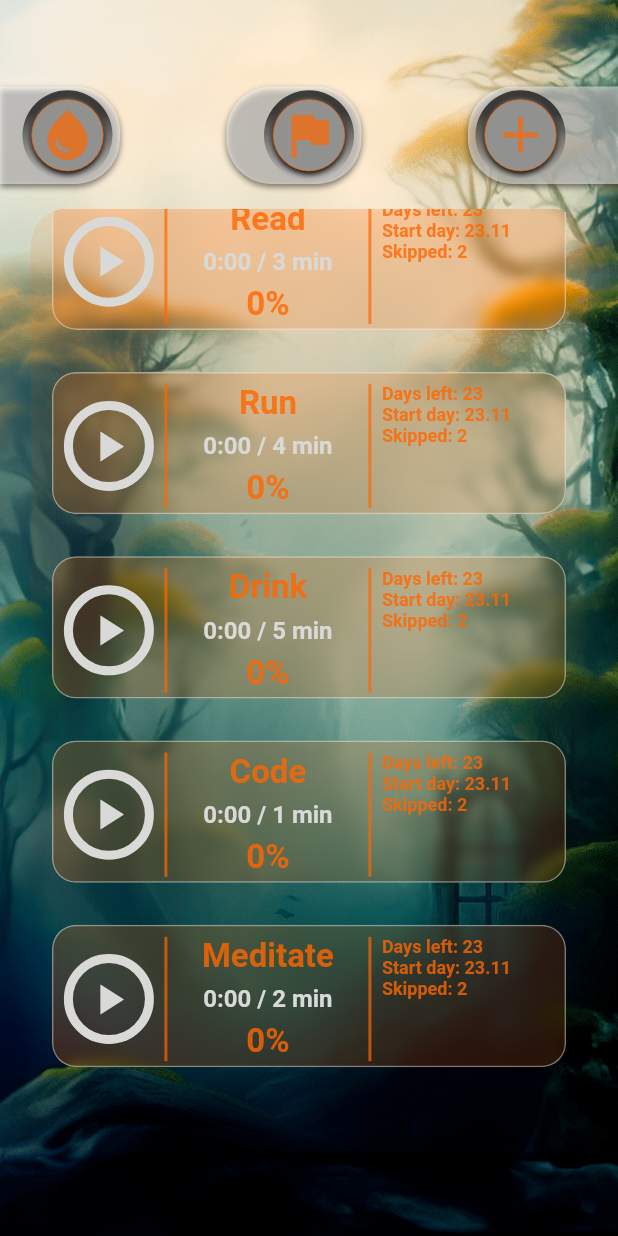
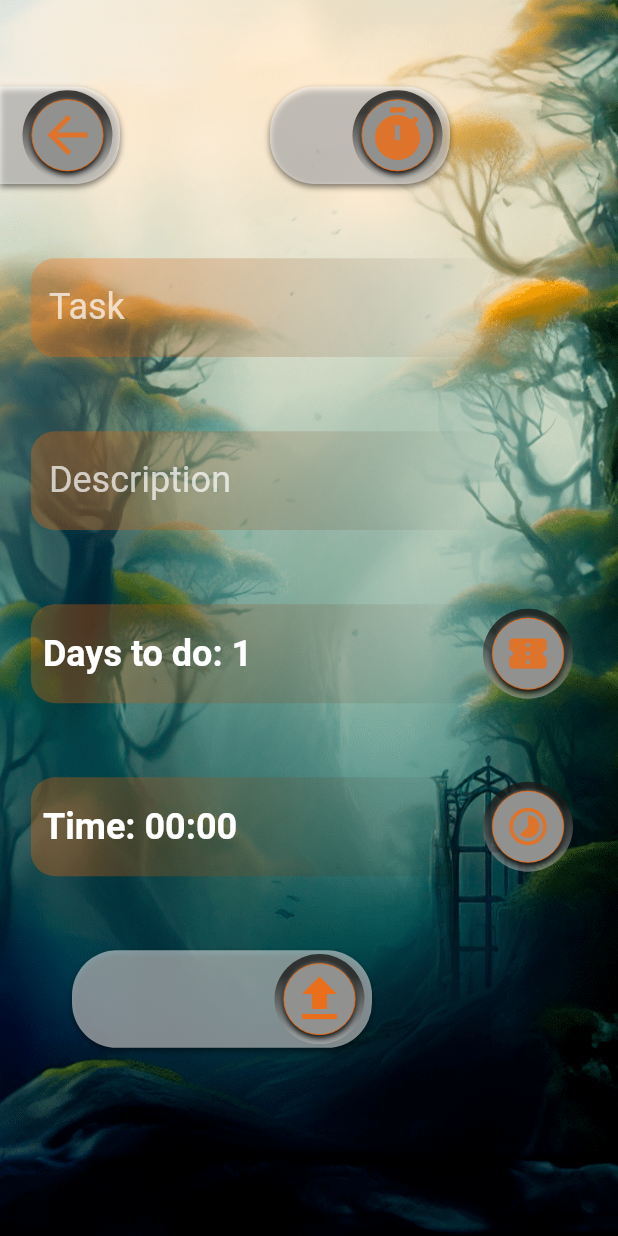
Before and after one commit to denissavishchev/today, a Flutter app: the HabitPage screen opened directly, scrolled down 151 dp, after a tap on the "add" icon, on a phone screen of 412 x 824 dp. Run offline on Flutter 3.47's test engine with Material 2 defaults, Android fonts, the phone set to English and light mode, and no system bars; drawn by our look-alikes of percent_indicator; our stand-ins replace awesome_notifications, countup, easy_localization, hive, hive_flutter; missing offline and left inert: flutter_ringtone_player, flutter_rounded_date_picker; accounts and stored records are empty.

Commit message:
add habit page frontend

```diff
--- a/lib/constants.dart
+++ b/lib/constants.dart
@@ -7,9 +7,10 @@ const kGrey = Color(0xffd9c4ab);
 const kOrange = Color(0xffff6600);
 const kWhite = Color(0xffd9d9d7);
 
-const selectStyle = TextStyle( fontSize: 22, color: kWhite, fontWeight: FontWeight.bold);
-final orangeStyle = TextStyle( fontSize: 22, color: kOrange.withOpacity(0.8), fontWeight: FontWeight.bold);
-final orangeStyleSmall = TextStyle( fontSize: 12, color: kOrange.withOpacity(0.8), fontWeight: FontWeight.bold);
+const kWhiteStyle = TextStyle( fontSize: 22, color: kWhite, fontWeight: FontWeight.bold);
+final kOrangeStyle = TextStyle( fontSize: 22, color: kOrange.withOpacity(0.8), fontWeight: FontWeight.bold);
+final kOrangeStyleSmall = TextStyle( fontSize: 12, color: kOrange.withOpacity(0.8), fontWeight: FontWeight.bold);
+final kWhiteStyleSmall = TextStyle( fontSize: 12, color: kWhite.withOpacity(0.8), fontWeight: FontWeight.bold);
 
 final pickerTheme = ThemeData(
   timePickerTheme: TimePickerThemeData(
--- a/lib/pages/add_dayly_page.dart
+++ b/lib/pages/add_dayly_page.dart
@@ -141,7 +141,7 @@ class AddDailyPage extends StatelessWidget {
                                                           blurRadius: 1,
                                                           offset: Offset(0, -1)),
                                                     ]),
-                                                child: Center(child: Text('${index + 1}', style: selectStyle,)),
+                                                child: Center(child: Text('${index + 1}', style: kWhiteStyle,)),
                                               );
                                             } ),
                                         )
--- /dev/null
+++ b/lib/pages/add_habit_page.dart
@@ -0,0 +1,244 @@
+import 'dart:ui';
+import 'package:flutter/material.dart';
+import 'package:provider/provider.dart';
+import 'package:today/providers/habit_provider.dart';
+import '../constants.dart';
+import '../widgets/fade_container_widget.dart';
+import '../widgets/fade_textfield_widget.dart';
+import '../widgets/side_button_widget.dart';
+import 'main_page.dart';
+
+class AddHabitPage extends StatelessWidget {
+  const AddHabitPage({Key? key}) : super(key: key);
+
+  @override
+  Widget build(BuildContext context) {
+    Size size = MediaQuery.of(context).size;
+    return GestureDetector(
+      onTap: () => FocusManager.instance.primaryFocus?.unfocus(),
+      child: Scaffold(
+          body: Consumer<HabitProvider>(
+            builder: (context, data, _) {
+              return ScrollConfiguration(
+                behavior: const ScrollBehavior().copyWith(overscroll: false),
+                child: SingleChildScrollView(
+                  child: Container(
+                    height: size.height,
+                    decoration: const BoxDecoration(
+                        image: DecorationImage(
+                            image: AssetImage('assets/images/bg03.png'),
+                            fit: BoxFit.cover)),
+                    child: BackdropFilter(
+                      filter: ImageFilter.blur(
+                        sigmaX: 0.1,
+                        sigmaY: 0.1,
+                      ),
+                      child: Padding(
+                        padding: EdgeInsets.only(top: size.height * 0.07),
+                        child: Column(
+                          children: [
+                            Row(
+                              children: [
+                                SideButtonWidget(
+                                  onTap: (){
+                                      activePage = 2;
+                                      mainPageController.initialPage = 2;
+                                      Navigator.push(context,
+                                          MaterialPageRoute(builder: (context) => const MainPage()));
+                                  },
+                                  child: Icon(Icons.arrow_back,
+                                    color: kOrange.withOpacity(0.7),
+                                    size: 40,),),
+                                const SizedBox(width: 100,),
+                                SideButtonWidget(
+                                  width: 120,
+                                  both: true,
+                                  onTap: (){
+                                    data.setTimer();
+                                  },
+                                  child: Icon(Icons.timer,
+                                    color: data.isTimer
+                                        ? kOrange.withOpacity(0.7)
+                                        : kWhite.withOpacity(0.3),
+                                    size: 40,),),
+                              ],
+                            ),
+                            SizedBox(height: size.height * 0.06,),
+                            FadeTextFieldWidget(
+                              textEditingController: data.titleController,
+                              hintText: 'Task',),
+                            SizedBox(height: size.height * 0.06,),
+                            FadeTextFieldWidget(
+                              textEditingController: data.descriptionController,
+                              hintText: 'Description',),
+                            SizedBox(height: size.height * 0.06,),
+                            FadeContainerWidget(
+                              child: Padding(
+                                padding: const EdgeInsets.only(left: 8.0),
+                                child: Row(
+                                  children: [
+                                    Text('Days to do: ${data.days}',
+                                      style: const TextStyle(
+                                          color: Colors.white,
+                                          fontSize: 24,
+                                          fontWeight: FontWeight.bold),
+                                    ),
+                                    const Spacer(),
+                                    Container(
+                                        width: 60,
+                                        height: 60,
+                                        decoration: BoxDecoration(
+                                          borderRadius:
+                                          const BorderRadius.all(Radius.circular(30)),
+                                          gradient: LinearGradient(
+                                              colors: [
+                                                const Color(0xffbebebc).withOpacity(0.5),
+                                                const Color(0xff1a1a18).withOpacity(0.8),
+                                              ],
+                                              begin: Alignment.bottomCenter,
+                                              end: Alignment.topCenter,
+                                              stops: const [0, 0.75]),
+                                        ),
+                                        child: Center(
+                                          child: GestureDetector(
+                                            onTap: () => data.openDays(context),
+                                            child: Container(
+                                              width: 48,
+                                              height: 48,
+                                              decoration: BoxDecoration(
+                                                  color: const Color(0xff91918f),
+                                                  border:
+                                                  Border.all(color: kOrange, width: 0.5),
+                                                  borderRadius: const BorderRadius.all(
+                                                      Radius.circular(25)),
+                                                  boxShadow: const [
+                                                    BoxShadow(
+                                                        color: Colors.black,
+                                                        blurRadius: 3,
+                                                        offset: Offset(0, 2)),
+                                                    BoxShadow(
+                                                        color: Color(0xff5e5e5c),
+                                                        blurRadius: 1,
+                                                        offset: Offset(0, -1)),
+                                                  ]),
+                                              child: Icon(
+                                                Icons.confirmation_number,
+                                                color: kOrange.withOpacity(0.7),
+                                                size: 30,
+                                              ),
+                                            ),
+                                          ),
+                                        )),
+                                    const SizedBox(
+                                      width: 30,
+                                    ),
+                                  ],
+                                ),
+                              ),
+                            ),
+                            SizedBox(height: data.isTimer
+                                ? size.height * 0.06
+                                : size.height * 0.14,),
+                            Visibility(
+                              visible: data.isTimer,
+                              child: FadeContainerWidget(
+                                child: Padding(
+                                  padding: const EdgeInsets.only(left: 8.0),
+                                  child: Row(
+                                    children: [
+                                      Text('Time: ${(data.initTime.inMinutes).toString().padLeft(2, '0')}'
+                                          ':${(data.initTime.inSeconds % 60).toString().padLeft(2, '0')}',
+                                        style: const TextStyle(
+                                            color: Colors.white,
+                                            fontSize: 24,
+                                            fontWeight: FontWeight.bold),
+                                      ),
+                                      const Spacer(),
+                                      Container(
+                                          width: 60,
+                                          height: 60,
+                                          decoration: BoxDecoration(
+                                            borderRadius:
+                                            const BorderRadius.all(Radius.circular(30)),
+                                            gradient: LinearGradient(
+                                                colors: [
+                                                  const Color(0xffbebebc).withOpacity(0.5),
+                                                  const Color(0xff1a1a18).withOpacity(0.8),
+                                                ],
+                                                begin: Alignment.bottomCenter,
+                                                end: Alignment.topCenter,
+                                                stops: const [0, 0.75]),
+                                          ),
+                                          child: Center(
+                                            child: GestureDetector(
+                                              onTap: () => data.showTimer(context),
+                                              child: Container(
+                                                width: 48,
+                                                height: 48,
+                                                decoration: BoxDecoration(
+                                                    color: const Color(0xff91918f),
+                                                    border:
+                                                    Border.all(color: kOrange, width: 0.5),
+                                                    borderRadius: const BorderRadius.all(
+                                                        Radius.circular(25)),
+                                                    boxShadow: const [
+                                                      BoxShadow(
+                                                          color: Colors.black,
+                                                          blurRadius: 3,
+                                                          offset: Offset(0, 2)),
+                                                      BoxShadow(
+                                                          color: Color(0xff5e5e5c),
+                                                          blurRadius: 1,
+                                                          offset: Offset(0, -1)),
+                                                    ]),
+                                                child: Icon(
+                                                  Icons.timelapse_rounded,
+                                                  color: kOrange.withOpacity(0.7),
+                                                  size: 30,
+                                                ),
+                                              ),
+                                            ),
+                                          )),
+                                      const SizedBox(
+                                        width: 30,
+                                      ),
+                                    ],
+                                  ),
+                                ),
+                              ),
+                            ),
+                            SizedBox(height: size.height * 0.06,),
+                            Padding(
+                              padding: const EdgeInsets.only(left: 48.0),
+                              child: Row(
+                                children: [
+                                  SideButtonWidget(
+                                      both: true,
+                                      width: 200,
+                                      onTap: (){
+                                        // data.addToBase();
+                                        Navigator.of(context).pop();
+                                        data.titleController.clear();
+                                        data.descriptionController.clear();
+                                        activePage = 2;
+                                        mainPageController.initialPage = 2;
+                                        Navigator.push(context,
+                                            MaterialPageRoute(builder: (context) => const MainPage()));
+                                      },
+                                      child: Icon(Icons.upload, color: kOrange.withOpacity(0.8), size: 40,)),
+                                  const Spacer(),
+                                ],
+                              ),
+                            ),
+                          ],
+                        ),
+                      ),
+                    ),
+                  ),
+                ),
+              );
+            },
+          )),
+    );
+  }
+}
--- a/lib/pages/add_task_page.dart
+++ b/lib/pages/add_task_page.dart
@@ -235,7 +235,7 @@ class AddTaskPage extends StatelessWidget {
                                         alignment: Alignment.centerLeft,
                                         child: Padding(
                                           padding: const EdgeInsets.only(left: 40.0),
-                                          child: Text(data.addListTitle, style: orangeStyle,),
+                                          child: Text(data.addListTitle, style: kOrangeStyle,),
                                         )),
                                   ),
                                 ],
--- a/lib/pages/daily_statistic_page.dart
+++ b/lib/pages/daily_statistic_page.dart
@@ -83,7 +83,7 @@ class DailyStatisticPage extends StatelessWidget {
                                           alignment: Alignment.centerLeft,
                                           child: Padding(
                                             padding: const EdgeInsets.only(left: 40.0),
-                                            child: Text('Productivity', style: orangeStyle,),
+                                            child: Text('Productivity', style: kOrangeStyle,),
                                           )),
                                     ),
                                   ],
--- a/lib/pages/habit_page.dart
+++ b/lib/pages/habit_page.dart
@@ -5,6 +5,7 @@ import 'package:today/providers/habit_provider.dart';
 import '../constants.dart';
 import '../widgets/all_habit_list_widget.dart';
 import '../widgets/side_button_widget.dart';
+import 'add_habit_page.dart';
 
 class HabitPage extends StatelessWidget {
   const HabitPage({Key? key}) : super(key: key);
@@ -47,7 +48,10 @@ class HabitPage extends StatelessWidget {
                       SideButtonWidget(
                         width: 100,
                         right: false,
-                        onTap: () {},
+                        onTap: () =>
+                          Navigator.pushReplacement(context,
+                              MaterialPageRoute(builder: (context) =>
+                              const AddHabitPage())),
                         child: Icon(Icons.add,
                           color: kOrange.withOpacity(0.7),
                           size: 40,),)
--- a/lib/pages/timer_page.dart
+++ b/lib/pages/timer_page.dart
@@ -204,7 +204,7 @@ class _TimerPageState extends State<TimerPage> with TickerProviderStateMixin{
                                 child: AnimatedBuilder(
                                   animation: _controller,
                                   builder: (context, child) {
-                                    return Text(countText, style: orangeStyle.copyWith(fontSize: 42),);
+                                    return Text(countText, style: kOrangeStyle.copyWith(fontSize: 42),);
                                   },
                                 ),
                               ),
--- a/lib/pages/to_do_page.dart
+++ b/lib/pages/to_do_page.dart
@@ -54,7 +54,7 @@ class ToDoPage extends StatelessWidget {
                                   alignment: Alignment.centerLeft,
                                     child: Padding(
                                       padding: const EdgeInsets.only(left: 40.0),
-                                      child: Text(data.listTitle, style: orangeStyle,),
+                                      child: Text(data.listTitle, style: kOrangeStyle,),
                                     )),
                               ),
                             ],
--- a/lib/providers/daily_provider.dart
+++ b/lib/providers/daily_provider.dart
@@ -147,7 +147,7 @@ class DailyProvider with ChangeNotifier {
                                 alignment: Alignment.centerLeft,
                                 child: Padding(
                                   padding: const EdgeInsets.only(left: 20.0, right: 40),
-                                  child: Text('Delete task?', style: orangeStyle,),
+                                  child: Text('Delete task?', style: kOrangeStyle,),
                                 )),
                           ),
                         ],
--- a/lib/providers/to_do_provider.dart
+++ b/lib/providers/to_do_provider.dart
@@ -333,7 +333,7 @@ class ToDoProvider with ChangeNotifier {
                                 alignment: Alignment.centerLeft,
                                 child: Padding(
                                   padding: const EdgeInsets.only(left: 20.0, right: 40),
-                                  child: Text('Quit without saving?', style: orangeStyle,),
+                                  child: Text('Quit without saving?', style: kOrangeStyle,),
                                 )),
                           ),
                         ],
@@ -404,7 +404,7 @@ class ToDoProvider with ChangeNotifier {
                                 alignment: Alignment.centerLeft,
                                 child: Padding(
                                   padding: const EdgeInsets.only(left: 20.0, right: 40),
-                                  child: Text('Delete task?', style: orangeStyle,),
+                                  child: Text('Delete task?', style: kOrangeStyle,),
                                 )),
                           ),
                         ],
--- a/lib/widgets/all_habit_list_widget.dart
+++ b/lib/widgets/all_habit_list_widget.dart
@@ -63,13 +63,13 @@ class AllHabitListWidget extends StatelessWidget {
                       child: Column(
                         mainAxisAlignment: MainAxisAlignment.spaceBetween,
                         children: [
-                          Text(name, style: orangeStyle,),
+                          Text(name, style: kWhiteStyle,),
                           Text('${data.percentCompleted(time, totalTime, index) < 1
                               ? data.toMinSec(time) : 'Done'} / $totalTime min',
-                              style: selectStyle.copyWith(fontSize: 16),),
+                              style: kWhiteStyle.copyWith(fontSize: 16),),
                           Text('${(data.percentCompleted(time, totalTime, index)
                               * 100).toStringAsFixed(0)}%',
-                            style: orangeStyle)
+                            style: kWhiteStyle)
                         ],
                       ),
                     ),
@@ -77,9 +77,9 @@ class AllHabitListWidget extends StatelessWidget {
                     Column(
                       crossAxisAlignment: CrossAxisAlignment.start,
                       children: [
-                        Text('Days left: 23', style: orangeStyleSmall,),
-                        Text('Start day: 23.11', style: orangeStyleSmall,),
-                        Text('Skipped: 2', style: orangeStyleSmall,),
+                        Text('Days left: 23', style: kWhiteStyleSmall,),
+                        Text('Start day: 23.11', style: kWhiteStyleSmall,),
+                        Text('Skipped: 2', style: kWhiteStyleSmall,),
                         // IconButton(
                         //     onPressed: (){
                         //
--- a/lib/widgets/select_list_widget.dart
+++ b/lib/widgets/select_list_widget.dart
@@ -38,11 +38,11 @@ class SelectListWidget extends StatelessWidget {
                   children: [
                     Icon(icon, size: 30, color: kWhite,),
                     const SizedBox(width: 12,),
-                    Text(text, style: selectStyle),
+                    Text(text, style: kWhiteStyle),
                     const Spacer(),
                     Visibility(
                       visible: visible,
-                        child: Text(count.toString(), style: selectStyle,)),
+                        child: Text(count.toString(), style: kWhiteStyle,)),
                   ],
                 ),
               ),
```
Also changed, not shown: lib/providers/habit_provider.dart (+132 -0 lines).
